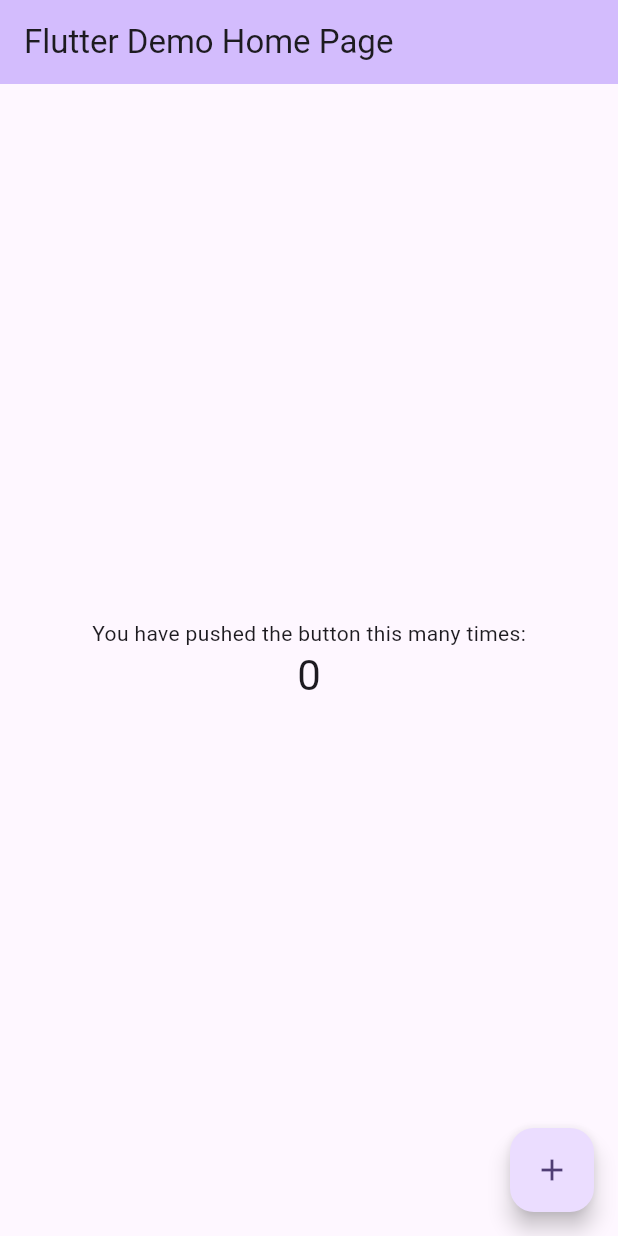
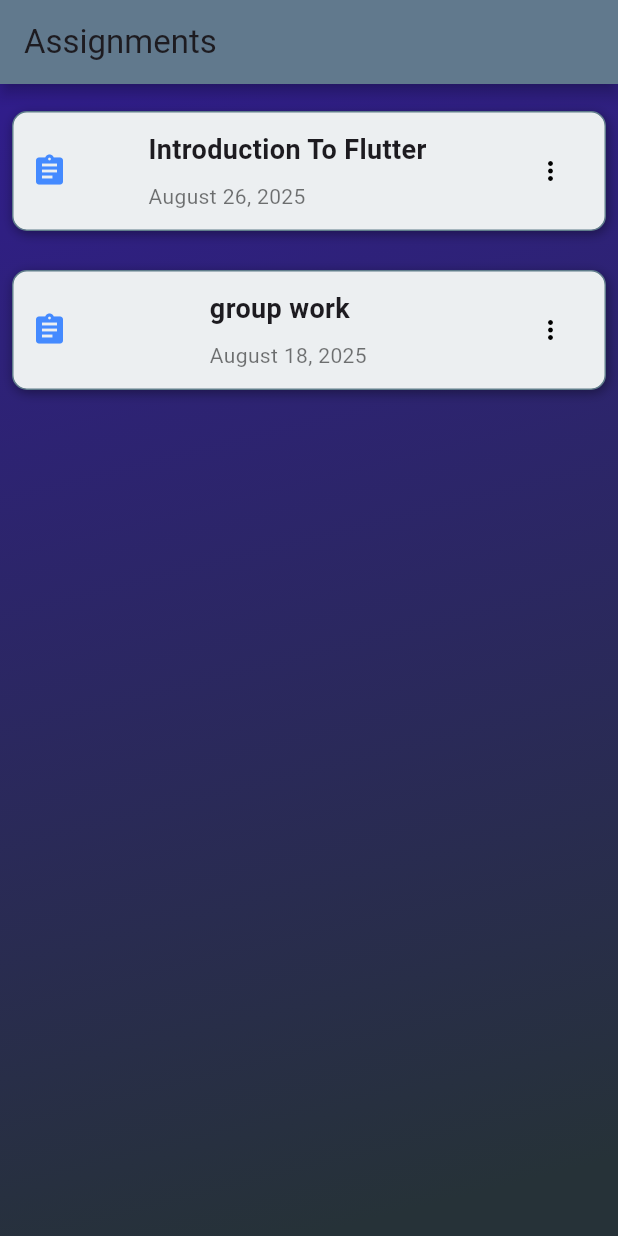
Before and after one commit to vannyhenry/heart_connect, a Flutter app: the screen it shows after launch, on a phone screen of 412 x 824 dp. Run offline on Flutter 3.47's test engine with Material 3 defaults, Android fonts, the phone set to English and light mode, and no system bars; our stand-ins replace cloud_firestore, firebase_auth, firebase_core; accounts and stored records are empty.

Commit message:
Update: assignment list

```diff
--- /dev/null
+++ b/lib/assignments.dart
@@ -0,0 +1,32 @@
+class Assignments {
+  final String type;
+  final String title;
+  final String cDate;
+  final String dueDate;
+  final String details;
+
+  Assignments({
+    required this.type,
+    required this.title,
+    required this.cDate,
+    required this.dueDate,
+    required this.details,
+  });
+}
+
+List<Assignments> assignmentList = [
+  Assignments(
+    type: 'assignment',
+    title: 'Introduction To Flutter ',
+    cDate: 'August 26, 2025',
+    dueDate: 'September 4, 2025',
+    details: 'Presentations will be done Friday (September 5, 2025). Be prepared to do your presentations.',
+  ),
+  Assignments(
+    type: 'assignment',
+    title: 'group work',
+    cDate: 'August 18, 2025 ',
+    dueDate: 'August 26, 2025',
+    details: 'You are required to create a Firebase CRUD application that students can use to keep track of assignments and important dates. Each student should be able to register and login to the ap. They should be able to view their important information, edit them and delete them.',
+    ),
+];
--- a/lib/main.dart
+++ b/lib/main.dart
@@ -1,4 +1,6 @@
 import 'package:flutter/material.dart';
+import 'package:heart_connect_app/screen/auth_screen.dart';
+import 'package:heart_connect_app/screen/displayAssignments/display_assignment.dart';
 
 void main() {
   runApp(const MyApp());
@@ -7,116 +9,16 @@
 class MyApp extends StatelessWidget {
   const MyApp({super.key});
 
-  // This widget is the root of your application.
   @override
   Widget build(BuildContext context) {
+
     return MaterialApp(
+      debugShowCheckedModeBanner: false,
       title: 'Flutter Demo',
       theme: ThemeData(
-        // This is the theme of your application.
-        //
-        // TRY THIS: Try running your application with "flutter run". You'll see
-        // the application has a purple toolbar. Then, without quitting the app,
-        // try changing the seedColor in the colorScheme below to Colors.green
-        // and then invoke "hot reload" (save your changes or press the "hot
-        // reload" button in a Flutter-supported IDE, or press "r" if you used
-        // the command line to start the app).
-        //
-        // Notice that the counter didn't reset back to zero; the application
-        // state is not lost during the reload. To reset the state, use hot
-        // restart instead.
-        //
-        // This works for code too, not just values: Most code changes can be
-        // tested with just a hot reload.
-        colorScheme: ColorScheme.fromSeed(seedColor: Colors.deepPurple),
+
       ),
-      home: const MyHomePage(title: 'Flutter Demo Home Page'),
+      home: AuthScreen(),
     );
   }
 }
-
-class MyHomePage extends StatefulWidget {
-  const MyHomePage({super.key, required this.title});
-
-  // This widget is the home page of your application. It is stateful, meaning
-  // that it has a State object (defined below) that contains fields that affect
-  // how it looks.
-
-  // This class is the configuration for the state. It holds the values (in this
-  // case the title) provided by the parent (in this case the App widget) and
-  // used by the build method of the State. Fields in a Widget subclass are
-  // always marked "final".
-
-  final String title;
-
-  @override
-  State<MyHomePage> createState() => _MyHomePageState();
-}
-
-class _MyHomePageState extends State<MyHomePage> {
-  int _counter = 0;
-
-  void _incrementCounter() {
-    setState(() {
-      // This call to setState tells the Flutter framework that something has
-      // changed in this State, which causes it to rerun the build method below
-      // so that the display can reflect the updated values. If we changed
-      // _counter without calling setState(), then the build method would not be
-      // called again, and so nothing would appear to happen.
-      _counter++;
-    });
-  }
-
-  @override
-  Widget build(BuildContext context) {
-    // This method is rerun every time setState is called, for instance as done
-    // by the _incrementCounter method above.
-    //
-    // The Flutter framework has been optimized to make rerunning build methods
-    // fast, so that you can just rebuild anything that needs updating rather
-    // than having to individually change instances of widgets.
-    return Scaffold(
-      appBar: AppBar(
-        // TRY THIS: Try changing the color here to a specific color (to
-        // Colors.amber, perhaps?) and trigger a hot reload to see the AppBar
-        // change color while the other colors stay the same.
-        backgroundColor: Theme.of(context).colorScheme.inversePrimary,
-        // Here we take the value from the MyHomePage object that was created by
-        // the App.build method, and use it to set our appbar title.
-        title: Text(widget.title),
-      ),
-      body: Center(
-        // Center is a layout widget. It takes a single child and positions it
-        // in the middle of the parent.
-        child: Column(
-          // Column is also a layout widget. It takes a list of children and
-          // arranges them vertically. By default, it sizes itself to fit its
-          // children horizontally, and tries to be as tall as its parent.
-          //
-          // Column has various properties to control how it sizes itself and
-          // how it positions its children. Here we use mainAxisAlignment to
-          // center the children vertically; the main axis here is the vertical
-          // axis because Columns are vertical (the cross axis would be
-          // horizontal).
-          //
-          // TRY THIS: Invoke "debug painting" (choose the "Toggle Debug Paint"
-          // action in the IDE, or press "p" in the console), to see the
-          // wireframe for each widget.
-          mainAxisAlignment: MainAxisAlignment.center,
-          children: <Widget>[
-            const Text('You have pushed the button this many times:'),
-            Text(
-              '$_counter',
-              style: Theme.of(context).textTheme.headlineMedium,
-            ),
-          ],
-        ),
-      ),
-      floatingActionButton: FloatingActionButton(
-        onPressed: _incrementCounter,
-        tooltip: 'Increment',
-        child: const Icon(Icons.add),
-      ), // This trailing comma makes auto-formatting nicer for build methods.
-    );
-  }
-}
--- a/lib/screen/auth_screen.dart
+++ b/lib/screen/auth_screen.dart
@@ -0,0 +1,220 @@
+import 'package:flutter/material.dart';
+import 'package:heart_connect_app/assignments.dart';
+
+class AuthScreen extends StatelessWidget {
+  const AuthScreen({super.key});
+
+  @override
+  Widget build(BuildContext context) {
+    return Container(
+      decoration: BoxDecoration(
+        gradient: LinearGradient(
+          begin: Alignment.topLeft,
+          end: Alignment.bottomCenter,
+          colors: [Colors.deepPurple.shade900, Colors.blueGrey.shade900]
+        )
+      ),
+      child: Scaffold(
+        backgroundColor: Colors.transparent,
+        appBar: AppBar(
+          title: const Text('Assignments'),
+          backgroundColor: Colors.blueGrey,
+          elevation: 4,
+          shadowColor: Colors.black,
+        ),
+        body:
+            assignmentList.isEmpty
+                ? const Center(child: Text('No assignments available'))
+                : ListView.builder(
+                  itemCount: assignmentList.length,
+                  itemBuilder: (context, index) {
+                    final doc = assignmentList[index];
+
+                    return Padding(
+                      padding: const EdgeInsets.only(top: 10.0),
+                      child: GestureDetector(
+                        onTap: () {
+                          showDialog(
+                            context: context,
+                            builder:
+                                (context) => AlertDialog(
+                                  elevation: 4,
+                                  scrollable: true,
+                                  backgroundColor: Colors.blueGrey.shade800,
+                                  shape: RoundedRectangleBorder(
+                                    borderRadius: BorderRadius.circular(10),
+                                  ),
+                                  title: Row(
+                                    children: [
+                                      const Icon(
+                                        Icons.assignment,
+                                        color: Colors.blueAccent,
+                                      ),
+                                      const SizedBox(width: 10),
+                                      Expanded(
+                                        child: Column(
+                                          crossAxisAlignment:
+                                              CrossAxisAlignment.start,
+                                          children: [
+                                            Text(
+                                              doc.title,
+                                              style: const TextStyle(
+                                                fontSize: 18,
+                                                fontWeight: FontWeight.bold,
+                                                color: Colors.blueAccent,
+                                              ),
+                                            ),
+                                            const SizedBox(height: 6),
+                                            Text(
+                                              'Due: ${doc.dueDate}',
+                                              style: const TextStyle(
+                                                fontSize: 14,
+                                                color: Colors.white70,
+                                              ),
+                                            ),
+                                          ],
+                                        ),
+                                      ),
+                                    ],
+                                  ),
+                                  content: Padding(
+                                    padding: const EdgeInsets.only(right: 10),
+                                    child: Text(
+                                      doc.details,
+                                      style: const TextStyle(
+                                        color: Colors.white,
+                                        fontSize: 16,
+                                      ),
+                                    ),
+                                  ),
+                                  actions: [
+                                    TextButton(
+                                      onPressed:
+                                          () => Navigator.of(context).pop(),
+                                      child: const Text(
+                                        'Close',
+                                        style: TextStyle(
+                                          color: Colors.blueAccent,
+                                        ),
+                                      ),
+                                    ),
+                                  ],
+                                ),
+                          );
+                        },
+                        child: Container(
+                          margin: const EdgeInsets.all(8),
+                          padding: const EdgeInsets.all(12),
+                          decoration: BoxDecoration(
+                            color: Colors.blueGrey.shade50,
+                            border: Border.all(color: Colors.blueGrey),
+                            borderRadius: BorderRadius.circular(10),
+                            boxShadow: [
+                              BoxShadow(
+                                blurRadius: 6,
+                                color: Colors.black38,
+                                offset: Offset(1, 2),
+                              ),
+                            ],
+                          ),
+
+                          child: Row(
+                            mainAxisAlignment: MainAxisAlignment.spaceBetween,
+                            children: [
+                              Icon(Icons.assignment, color: Colors.blueAccent),
+                              Column(
+                                crossAxisAlignment: CrossAxisAlignment.start,
+                                mainAxisAlignment: MainAxisAlignment.start,
+                                children: [
+                                  Text(
+                                    doc.title,
+                                    style: const TextStyle(
+                                      fontSize: 18,
+                                      fontWeight: FontWeight.bold,
+                                    ),
+                                  ),
+                                  const SizedBox(height: 8),
+                                  Text(
+                                    doc.cDate,
+                                    style: const TextStyle(color: Colors.black54),
+                                  ),
+                                ],
+                              ),
+                              PopupMenuButton(
+                                icon: const Icon(
+                                  Icons.more_vert,
+                                  color: Colors.black,
+                                  size: 20,
+                                ),
+                                offset: Offset(50, 30),
+                                shape: RoundedRectangleBorder(
+                                  borderRadius: BorderRadius.circular(20),
+                                ),
+                                itemBuilder: (context) => [
+                                    PopupMenuItem<int>(
+                                      value: 1,
+                                      child: Row(
+                                        mainAxisAlignment: MainAxisAlignment.end,
+                                        children: const [
+                                          Icon(Icons.delete, color: Colors.red),
+                                          SizedBox(width: 8),
+                                          Text('Delete'),
+                                        ],
+                                      ),
+                                    ),
+                                ],
+                                onSelected: (value) {
+                                  if (value == 1) {
+                                    showDialog(
+                                      context: context,
+                                      builder:
+                                          (context) => AlertDialog(
+                                            backgroundColor: Colors.blueGrey.shade800,
+                                            title: const Text('Confirm Delete',
+                                              style: TextStyle(
+                                                color: Colors.white,
+                                                fontWeight: FontWeight.bold,
+                                              ),
+                                            ),
+                                            content: const Text(
+                                              'Are you sure you want to delete this assignment?',
+                                              style: TextStyle(color: Colors.white),
+                                            ),
+                                            actions: [
+                                              TextButton(
+                                                onPressed:
+                                                () => Navigator.of(context).pop(),
+
+                                                child: const Text('Cancel',
+                                                style: TextStyle(color: Colors.blueAccent),
+                                                ),
+                                              ),
+                                              TextButton(
+                                                onPressed: () {
+                                                  // doc.reference.delete().then(
+                                                  //     (_) => Navigator.of(context).pop());
+                                                },
+                                                child: const Text(
+                                                  'Delete',
+                                                  style: TextStyle(
+                                                    color: Colors.red,
+                                                  ),
+                                                ),
+                                              ),
+                                            ],
+                                          ),
+                                    );
+                                  }
+                                },
+                              ),
+                            ],
+                          ),
+                        ),
+                      ),
+                    );
+                  },
+                ),
+      ),
+    );
+  }
+}
```
Also changed, not shown: lib/screen/displayAssignments/display_assignment.dart (added, +251 -0 lines), pubspec.lock, 2 other files.
